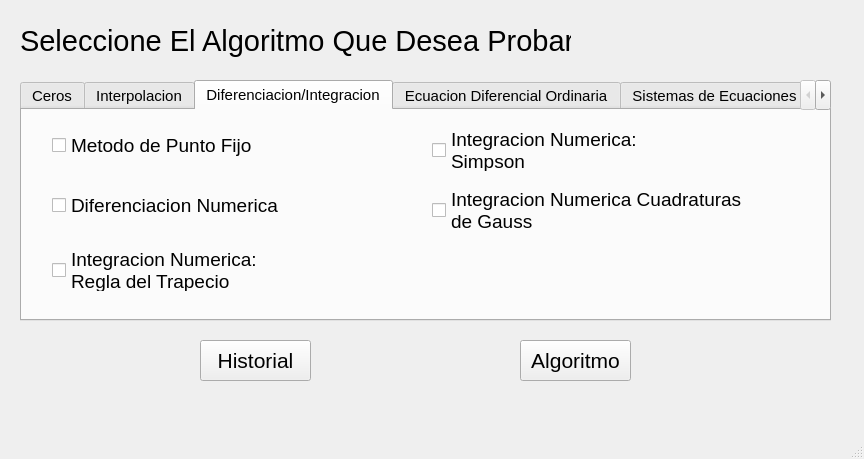
First picture: the form in ProyectoMetodosNumericos/Ventanas/AlgoritmosV.ui, repository jimmybanegas/ProyectoMetodosNumericos, before the edit.
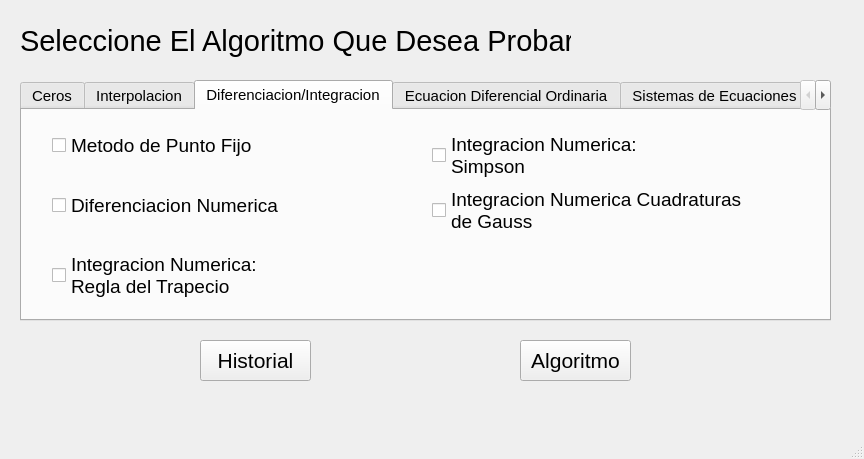
Second picture: the form after the edit. The open tabs and pages were chosen to show the change.

What changed in the file:
```diff
--- a/ProyectoMetodosNumericos/Ventanas/AlgoritmosV.ui
+++ b/ProyectoMetodosNumericos/Ventanas/AlgoritmosV.ui
@@ -234,7 +234,7 @@
         <x>410</x>
         <y>20</y>
         <width>251</width>
-        <height>41</height>
+        <height>51</height>
        </rect>
       </property>
       <property name="font">
@@ -289,7 +289,7 @@
         <x>30</x>
         <y>140</y>
         <width>221</width>
-        <height>41</height>
+        <height>51</height>
        </rect>
       </property>
       <property name="font">
```
Left out of the diff: 52 changed lines with no effect on the pictures.
